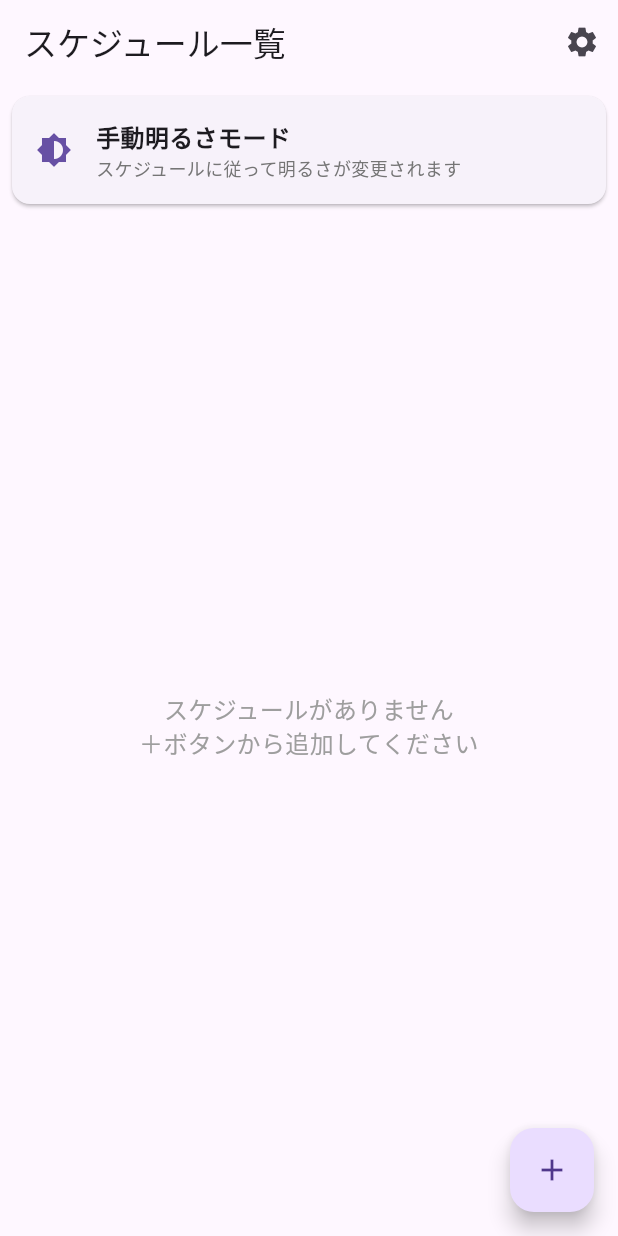
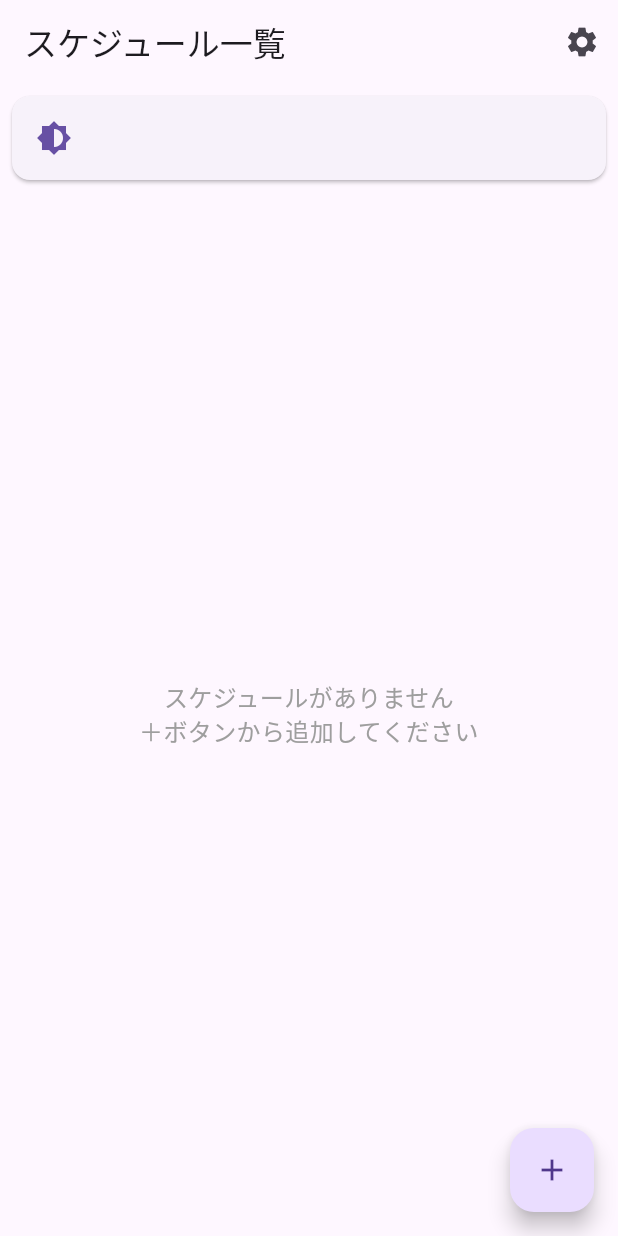
Before and after one commit to nilg5120/scheduled_brightness, a Flutter app: the screen it shows after launch, on a phone screen of 412 x 824 dp. Run offline on Flutter 3.47's test engine with Material 3 defaults, Android fonts, the phone set to English and light mode, and no system bars; our stand-ins replace flutter_time_picker_spinner, package_info_plus, permission_handler, shared_preferences; missing offline and left inert: screen_brightness.

Commit message:
refactor: 不要な明るさモード表示を削除
home_screen.dartから明るさモード表示に関するコードを削除しました。これにより、画面がよりシンプルになります。

```diff
--- a/lib/screens/home_screen.dart
+++ b/lib/screens/home_screen.dart
@@ -68,31 +68,6 @@ class HomeScreen extends StatelessWidget {
               color: Theme.of(context).primaryColor,
             ),
             const SizedBox(width: 16),
-
-            // 明るさモード表示
-            Expanded(
-              child: Column(
-                crossAxisAlignment: CrossAxisAlignment.start,
-                children: [
-                  Text(
-                    settingsProvider.isAutoModeEnabled ? '自動明るさモード' : '手動明るさモード',
-                    style: const TextStyle(
-                      fontSize: 16,
-                      fontWeight: FontWeight.bold,
-                    ),
-                  ),
-                  Text(
-                    settingsProvider.isAutoModeEnabled
-                        ? '明るさは周囲の環境に応じて自動調整されます'
-                        : 'スケジュールに従って明るさが変更されます',
-                    style: TextStyle(
-                      fontSize: 12,
-                      color: Colors.grey[600],
-                    ),
-                  ),
-                ],
-              ),
-            ),
 
             // 権限がない場合の警告アイコン
             if (!settingsProvider.hasWriteSettingsPermission)
--- a/lib/widgets/schedule_list_item.dart
+++ b/lib/widgets/schedule_list_item.dart
@@ -1,5 +1,4 @@
 import 'package:flutter/material.dart';
-import 'package:font_awesome_flutter/font_awesome_flutter.dart';
 import '../models/brightness_schedule.dart';
 
 // スケジュールリストアイテムのウィジェット
```
